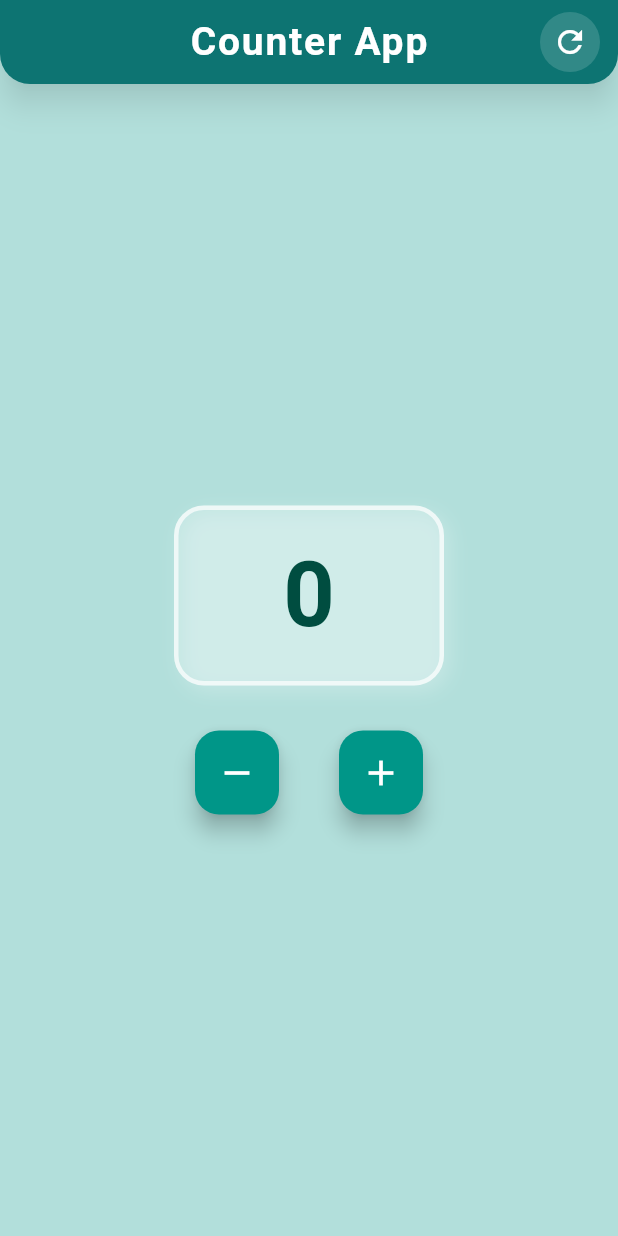
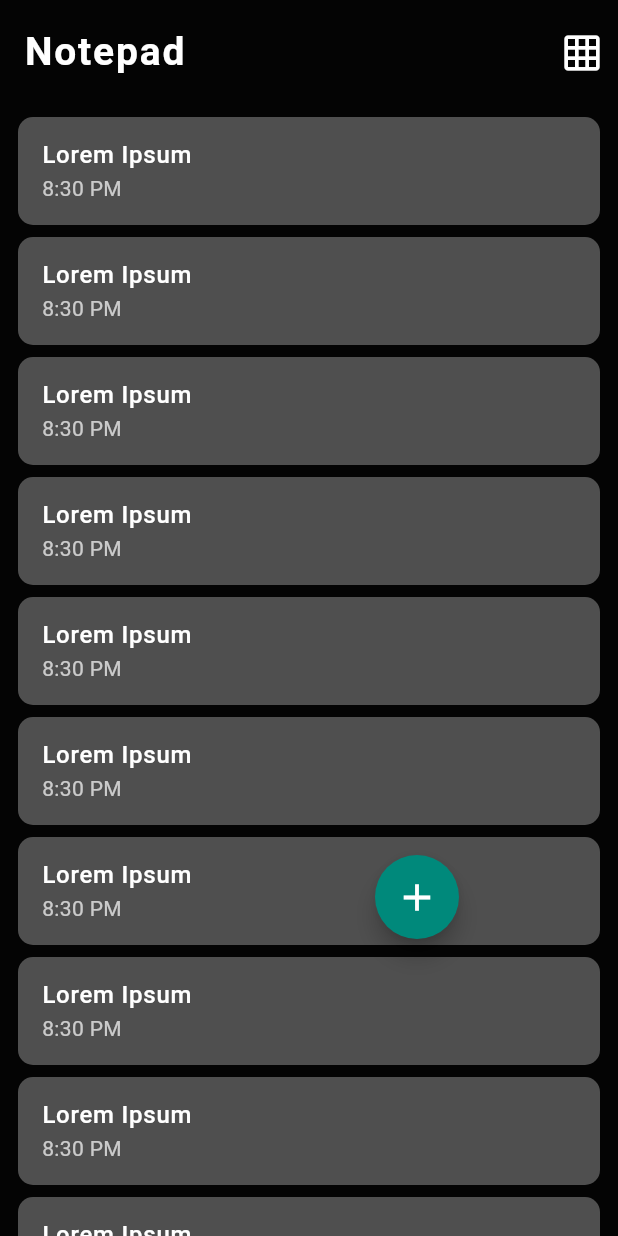
Before and after one commit to IMTIAZ-RONY/swore_a_project, a Flutter app: the screen it shows after launch, on a phone screen of 412 x 824 dp. Run offline on Flutter 3.47's test engine with Material 3 defaults, Android fonts, the phone set to English and light mode, and no system bars; our stand-ins replace get.

Commit message:
note_pad_update

```diff
--- a/lib/app/app.dart
+++ b/lib/app/app.dart
@@ -2,18 +2,29 @@ import 'package:flutter/material.dart';
 import 'package:get/get_navigation/src/root/get_material_app.dart';
 import 'package:swore_a_project/features/home/ui/screens/home_screen.dart';
 
-class CounterApp extends StatefulWidget {
-  const CounterApp({super.key});
+class NotePadApp extends StatefulWidget {
+  const NotePadApp({super.key});
 
   @override
-  State<CounterApp> createState() => _CounterAppState();
+  State<NotePadApp> createState() => _NotePadAppState();
 }
 
-class _CounterAppState extends State<CounterApp> {
+class _NotePadAppState extends State<NotePadApp> {
   @override
   Widget build(BuildContext context) {
     return GetMaterialApp(
       debugShowCheckedModeBanner: false,
+      theme: ThemeData(
+        useMaterial3: true,
+        colorSchemeSeed: Colors.teal.shade600,
+        scaffoldBackgroundColor: Color(0xFF040404),
+        appBarTheme: AppBarTheme(
+          backgroundColor: Color(0xFF040404),
+          elevation: 0,
+          scrolledUnderElevation: 0,
+          centerTitle: false,
+        )
+      ),
       home:HomeScreen() ,
     );
   }
--- /dev/null
+++ b/lib/features/create/ui/screen/note_create_view.dart
@@ -0,0 +1,13 @@
+
+import 'package:flutter/material.dart';
+
+class NoteCreateView extends StatelessWidget {
+  const NoteCreateView({super.key});
+
+  @override
+  Widget build(BuildContext context) {
+    return Scaffold(
+
+    );
+  }
+}
--- a/lib/features/home/ui/controllers/counter_controller.dart
+++ b/lib/features/home/ui/controllers/counter_controller.dart
@@ -1,26 +1,14 @@
 import 'package:get/get.dart';
 
-class CounterController extends GetxController{
-  //RxInt counter=RxInt(0);
-  RxInt counter=0.obs;
+class HomeController extends GetxController{
 
-  void incrementCounter(){
-    counter.value+=2;//counter.value=counter.value+2;
-    update();
-  }
-  void decrementCounter(){
-    /* if(counter.value==0){return;
-    }else {
-      counter.value=counter.value-2;
-    }*/
-    counter.value==0?counter.value=0:counter.value=counter.value-2;
+  //RxBool isGrid= RxBool(false);
+  RxBool isGrid=false.obs;
+  void changeType(){
+   isGrid.value=!isGrid.value;
+   update();
+ }
 
-    update();
-  }
-  void resetCounter() {
-    counter.value = 0;
-    update();
 
-  }
 
 }
--- a/lib/features/home/ui/screens/home_screen.dart
+++ b/lib/features/home/ui/screens/home_screen.dart
@@ -1,74 +1,148 @@
 import 'package:flutter/material.dart';
 import 'package:get/get.dart';
-import '../controllers/counter_controller.dart';
-import '../widgets/action_button.dart';
-import '../widgets/glass_container.dart';
+import 'package:swore_a_project/features/create/ui/screen/note_create_view.dart';
+import 'package:swore_a_project/features/home/ui/controllers/counter_controller.dart';
 
-class HomeScreen extends StatelessWidget {
-  final CounterController cController = Get.put(CounterController());
+class HomeScreen extends StatefulWidget {
+  HomeScreen({super.key});
 
- HomeScreen({super.key});
+  @override
+  State<HomeScreen> createState() => _HomeScreenState();
+}
+
+class _HomeScreenState extends State<HomeScreen> {
+  Offset position = Offset(250, 500); //Initial FAB position
+  final HomeController homeController = Get.put(HomeController());
 
   @override
   Widget build(BuildContext context) {
     return Scaffold(
-      backgroundColor: Colors.teal.shade100,
       appBar: AppBar(
-        title: const Text("Counter App", style: TextStyle(fontSize: 26, fontWeight: FontWeight.w600,
-            color: Colors.white,letterSpacing: 1.2)),
-        centerTitle: true,
-        backgroundColor: Colors.teal.shade700,
-        elevation: 8,
-        shadowColor: Colors.black45,
-        shape: const RoundedRectangleBorder(
-          borderRadius: BorderRadius.vertical(
-            bottom: Radius.circular(20),
+        scrolledUnderElevation: 0,
+        automaticallyImplyLeading: true,
+        toolbarHeight: 70,
+        forceMaterialTransparency: false,
+        title: Text(
+          "Notepad",
+          style: TextStyle(
+            fontSize: 26,
+            fontWeight: FontWeight.w600,
+            letterSpacing: 1.2,
+            color: Colors.white,
           ),
         ),
         actions: [
-          Padding(
-            padding: const EdgeInsets.only(right: 12.0),
-            child: CircleAvatar(
-              backgroundColor: Colors.white.withValues(alpha:0.15 ),
-              child: IconButton(
-                icon: const Icon(Icons.refresh, color: Colors.white,),
-                onPressed: cController.resetCounter,
+          IconButton(
+            onPressed: () => homeController.changeType(),
+            icon: Icon(Icons.grid_on_outlined, color: Colors.white, size: 28),
+          ),
+        ],
+      ),
+      body: Stack(
+        children: [
+          Obx(() {
+            if (homeController.isGrid.value == true) {
+              return GridView.builder(
+                itemCount: 10,
+                shrinkWrap: true,
+                padding: EdgeInsets.all( 12),
+                //physics: NeverScrollableScrollPhysics(),
+                gridDelegate: SliverGridDelegateWithFixedCrossAxisCount(
+                  crossAxisCount: 2,
+                  mainAxisSpacing:15,
+                  crossAxisSpacing: 15,
+                  childAspectRatio: .7,
+                ),
+                itemBuilder: (_, __) {
+                  return Container(
+                    padding:EdgeInsets.all(8) ,
+                    decoration: BoxDecoration(
+                      color: Colors.white.withValues(alpha: 0.30),
+                      borderRadius: BorderRadius.circular(10),
+                    ),
+                    child:Column(
+                      crossAxisAlignment:CrossAxisAlignment.start ,
+                      mainAxisAlignment:MainAxisAlignment.spaceBetween ,
+                      children: [
+                        Text("Lorem Ipsum",style:TextStyle(color:Colors.white,fontSize: 16,fontWeight:FontWeight.w600  ) ,),
+                        Text("Lorem IpsumLorem IpsumLorem IpsumLorem IpsumLorem IpsumLorem IpsumLorem IpsumLorem IpsumLorem IpsumLorem IpsumLorem IpsumLorem IpsumLorem Ipsum",style:TextStyle(color:Colors.white.withValues(alpha: 0.7),fontSize: 12 ) ,
+                        maxLines: 4,
+                          overflow: TextOverflow.ellipsis,
+                        ),
+
+                        Row(
+                          mainAxisAlignment: MainAxisAlignment.start,
+                          children: [
+                            Icon(Icons.watch_later_outlined,size:20 ,color:Colors.white ,),
+                            SizedBox(width:4),
+                            Text("8:30 PM",style:TextStyle(color:Colors.white.withValues(alpha: 0.7),fontSize: 12 ) ,),
+                          ],
+                    ),
+                      ]
+                    )
+                  );
+                },
+              );
+            } else {
+              return ListView.separated(
+                padding: EdgeInsets.symmetric(horizontal: 12, vertical: 8),
+                itemBuilder:
+                    (context, index) => Container(
+                      decoration: BoxDecoration(
+                        color: Colors.white.withValues(alpha: 0.30),
+                        borderRadius: BorderRadius.circular(10),
+                      ),
+                      child: ListTile(
+                        title: Text(
+                          "Lorem Ipsum",
+                          style: TextStyle(
+                            color: Colors.white,
+                            fontWeight: FontWeight.w500,
+                          ),
+                        ),
+                        subtitle: Text(
+                          "8:30 PM",
+                          style: TextStyle(
+                            color: Colors.white.withValues(alpha: 0.7),
+                          ),
+                        ),
+                      ),
+                    ),
+                separatorBuilder: (_, __) {
+                  return SizedBox(height: 8);
+                },
+                itemCount: 10,
+              );
+            }
+          }),
+
+          ///Moveable Floating Action Button
+          Positioned(
+            left: position.dx,
+            top: position.dy,
+
+            child: GestureDetector(
+              onPanUpdate: (details) {
+                print(details.delta.dx);
+                print(details.delta.dy);
+                setState(() {
+                  position = Offset(
+                    position.dx + details.delta.dx,
+                    position.dy + details.delta.dy,
+                  );
+                });
+              },
+              child: FloatingActionButton(
+                onPressed: ()=>Get.to(()=>NoteCreateView()),
+                backgroundColor: Colors.teal.shade600,
+                //shape: RoundedRectangleBorder(borderRadius: BorderRadius.circular(50)),
+                shape: const CircleBorder(),
+                child: Icon(Icons.add, color: Colors.white, size: 30),
               ),
             ),
           ),
         ],
       ),
-      body: Center(
-        child: Column(
-          mainAxisAlignment: MainAxisAlignment.center,
-          children: [
-            GlassContainer(
-              child: Obx(() => AnimatedSwitcher(
-                duration: Duration(milliseconds: 300),
-                child: Text(
-                  cController.counter.value.toString(),
-                  //'${cController.counter.value}',
-                 // key: ValueKey(cController.counter.value),
-                  style: TextStyle(
-                    fontSize: 60,
-                    fontWeight: FontWeight.bold,
-                    color: Colors.teal.shade900,
-                  ),
-                ),
-              )),
-            ),
-            const SizedBox(height: 30),
-            Row(
-              mainAxisAlignment: MainAxisAlignment.center,
-              children: [
-                ActionButton(icon: Icons.remove, onTap: cController.decrementCounter),
-                const SizedBox(width: 40),
-                ActionButton(icon: Icons.add, onTap: cController.incrementCounter),
-              ],
-            )
-          ],
-        ),
-      ),
     );
   }
 }
--- a/lib/features/home/ui/widgets/action_button.dart
+++ /dev/null
@@ -1,18 +0,0 @@
-import 'package:flutter/material.dart';
-
-class ActionButton extends StatelessWidget {
-  final IconData icon;
-  final VoidCallback onTap;
-
-  const ActionButton({required this.icon, required this.onTap, super.key});
-
-  @override
-  Widget build(BuildContext context) {
-    return FloatingActionButton(
-      onPressed: onTap,
-      heroTag: icon.toString(),
-      backgroundColor: Colors.teal,
-      child: Icon(icon, size: 28, color: Colors.white),
-    );
-  }
-}
--- a/lib/features/home/ui/widgets/glass_container.dart
+++ /dev/null
@@ -1,24 +0,0 @@
-import 'package:flutter/material.dart';
-
-class GlassContainer extends StatelessWidget {
-  final Widget child;
-  const GlassContainer({required this.child, super.key});
-
-  @override
-  Widget build(BuildContext context) {
-    return Container(
-      width: 180,
-      height: 120,
-      alignment: Alignment.center,
-      decoration: BoxDecoration(
-        borderRadius: BorderRadius.circular(20),
-        color: Colors.white.withValues(alpha: 0.2),
-        boxShadow: [
-          BoxShadow(color: Colors.white24, blurRadius: 10, offset: Offset(4, 4)),
-        ],
-        border: Border.all(color: Colors.white70, width: 3),
-      ),
-      child: child,
-    );
-  }
-}
--- a/lib/main.dart
+++ b/lib/main.dart
@@ -3,5 +3,5 @@ import 'package:flutter/material.dart';
 import 'app/app.dart';
 
 void main() {
-  runApp(const CounterApp());
+  runApp(const NotePadApp());
 }
```
